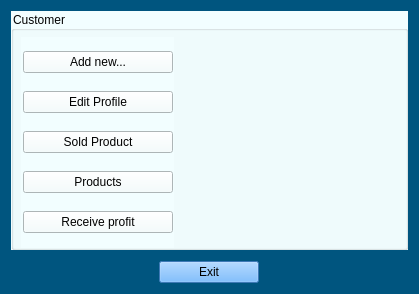
Above: Login_And_Admin/customer.ui from AP-projects-4001/esm-nadarim before the change. Below: the same form after it.
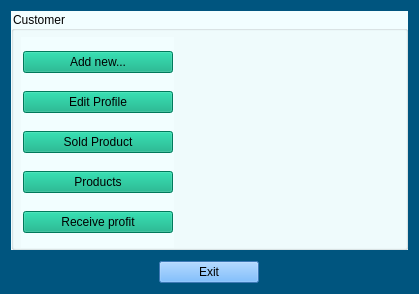
That is the form after the change.

The edit to the form file:
```diff
--- a/Login_And_Admin/customer.ui
+++ b/Login_And_Admin/customer.ui
@@ -51,6 +51,9 @@
        </property>
        <item>
         <widget class="QPushButton" name="addproduct_btn">
+         <property name="styleSheet">
+          <string notr="true">background-color: rgb(0, 170, 127);</string>
+         </property>
          <property name="text">
           <string>Add new...</string>
          </property>
@@ -58,6 +61,9 @@
        </item>
        <item>
         <widget class="QPushButton" name="editprofile_btn">
+         <property name="styleSheet">
+          <string notr="true">background-color: rgb(0, 170, 127);</string>
+         </property>
          <property name="text">
           <string>Edit Profile</string>
          </property>
@@ -71,6 +77,9 @@
            <height>0</height>
           </size>
          </property>
+         <property name="styleSheet">
+          <string notr="true">background-color: rgb(0, 170, 127);</string>
+         </property>
          <property name="text">
           <string>Sold Product</string>
          </property>
@@ -78,6 +87,9 @@
        </item>
        <item>
         <widget class="QPushButton" name="pushButton_2">
+         <property name="styleSheet">
+          <string notr="true">background-color: rgb(0, 170, 127);</string>
+         </property>
          <property name="text">
           <string>Products</string>
          </property>
@@ -85,6 +97,9 @@
        </item>
        <item>
         <widget class="QPushButton" name="pushButton_4">
+         <property name="styleSheet">
+          <string notr="true">background-color: rgb(0, 170, 127);</string>
+         </property>
          <property name="text">
           <string>Receive profit</string>
          </property>
```
